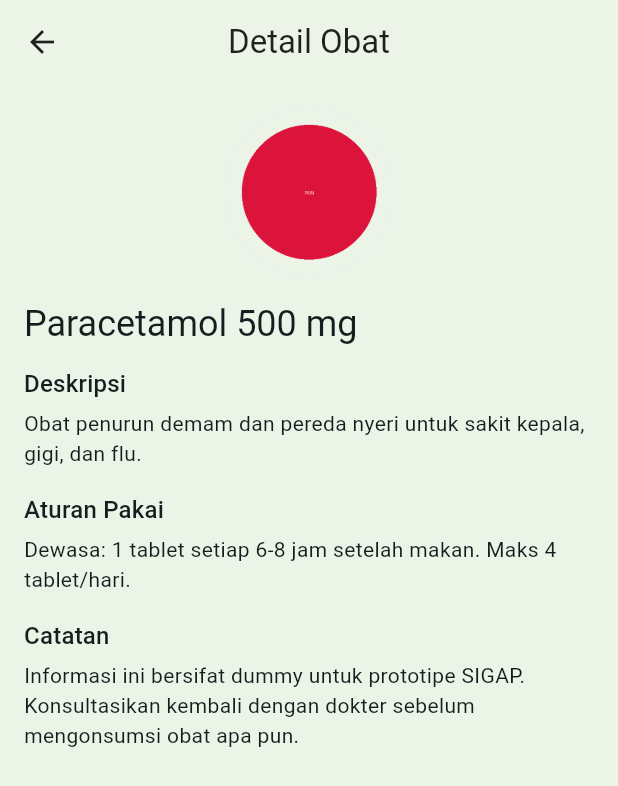
After one commit to RamaAlqdri/sigap-mobile-app, a Flutter app: the SearchScreen screen opened by its route, after a tap on "Cari", after a tap on "Paracetamol 500 mg", on a phone screen of 412 x 824 dp. The commit adds this screen. Shown: the top 786 px of the screen. Run offline on Flutter 3.47's test engine with Material 3 defaults, Android fonts, the phone set to English and light mode, and no system bars; accounts and stored records are empty.

Commit message:
feat: add medicine detail screen and search history

```diff
--- a/lib/app_state.dart
+++ b/lib/app_state.dart
@@ -46,43 +46,66 @@ class AppState extends ChangeNotifier {
         id: 'm1',
         name: 'Paracetamol 500 mg',
         imagePath: 'assets/images/medicine_pain.png',
+        description: 'Obat penurun demam dan pereda nyeri untuk sakit kepala, gigi, dan flu.',
+        usage: 'Dewasa: 1 tablet setiap 6-8 jam setelah makan. Maks 4 tablet/hari.',
       ),
       Medicine(
         id: 'm2',
         name: 'Vitamin C 500 mg',
         imagePath: 'assets/images/medicine_vitamin.png',
+        description: 'Suplemen untuk menjaga daya tahan tubuh dan kesehatan kulit.',
+        usage: '1 tablet setiap pagi setelah sarapan.',
       ),
       Medicine(
         id: 'm3',
         name: 'Ibuprofen 400 mg',
         imagePath: 'assets/images/medicine_pain.png',
+        description: 'Anti inflamasi non steroid untuk nyeri otot, sendi, dan demam.',
+        usage: '1 tablet setiap 8 jam setelah makan. Tidak dianjurkan bagi penderita maag.',
       ),
       Medicine(
         id: 'm4',
         name: 'Amoxicillin 500 mg',
         imagePath: 'assets/images/medicine_general.png',
+        description: 'Antibiotik spektrum luas untuk infeksi bakteri.',
+        usage: '1 kapsul setiap 8 jam. Habiskan sesuai resep dokter.',
       ),
       Medicine(
         id: 'm5',
         name: 'Cetirizine 10 mg',
         imagePath: 'assets/images/medicine_general.png',
+        description: 'Antihistamin untuk meredakan alergi, gatal, dan bersin.',
+        usage: '1 tablet sekali sehari sebelum tidur.',
       ),
       Medicine(
         id: 'm6',
         name: 'Ambroxol 30 mg',
         imagePath: 'assets/images/medicine_general.png',
+        description: 'Mukolitik untuk membantu mengencerkan dahak saat batuk berdahak.',
+        usage: '1 tablet tiga kali sehari setelah makan.',
       ),
       Medicine(
         id: 'm7',
         name: 'Lansoprazole 30 mg',
         imagePath: 'assets/images/medicine_general.png',
+        description: 'Obat penurun asam lambung untuk GERD atau maag.',
+        usage: '1 kapsul sebelum makan pagi selama 14 hari atau sesuai petunjuk dokter.',
       ),
       Medicine(
         id: 'm8',
         name: 'Zinc 20 mg',
         imagePath: 'assets/images/medicine_vitamin.png',
+        description: 'Mineral untuk membantu penyembuhan luka dan meningkatkan imunitas.',
+        usage: '1 tablet setelah makan malam.',
       ),
     ];
+
+    _registeredUser = User(
+      name: 'Pasien SIGAP',
+      email: 'pasien@sigap.app',
+      password: '123456',
+      phone: '+628123456789',
+    );
   }
 
   static final AppState instance = AppState._internal();
@@ -95,7 +118,7 @@ class AppState extends ChangeNotifier {
 
   final List<ConsultationSession> _sessions = [];
   final List<String> _searchHistory = [];
-  final List<String> _clickedMedicines = [];
+  final List<String> _searchedMedicines = [];
   int _searchCount = 0;
 
   User? get currentUser => _currentUser;
@@ -105,7 +128,7 @@ class AppState extends ChangeNotifier {
   List<ConsultationSession> get consultationSessions =>
       List.unmodifiable(_sessions);
   List<String> get searchHistory => List.unmodifiable(_searchHistory);
-  List<String> get clickedMedicines => List.unmodifiable(_clickedMedicines);
+  List<String> get searchedMedicines => List.unmodifiable(_searchedMedicines);
   int get totalSearches => _searchCount;
   String get userAvatarPath => defaultUserAvatarPath;
 
@@ -201,10 +224,16 @@ class AppState extends ChangeNotifier {
     notifyListeners();
   }
 
-  void recordClickedMedicine(Medicine medicine) {
-    _clickedMedicines.insert(0, medicine.name);
-    if (_clickedMedicines.length > 5) {
-      _clickedMedicines.removeLast();
+  void recordMedicineResults(List<Medicine> medicines) {
+    if (medicines.isEmpty) {
+      return;
+    }
+    for (final medicine in medicines.take(3)) {
+      _searchedMedicines.remove(medicine.name);
+      _searchedMedicines.insert(0, medicine.name);
+    }
+    if (_searchedMedicines.length > 5) {
+      _searchedMedicines.removeRange(5, _searchedMedicines.length);
     }
     notifyListeners();
   }
--- a/lib/main.dart
+++ b/lib/main.dart
@@ -2,10 +2,12 @@ import 'package:flutter/material.dart';
 
 import 'app_state.dart';
 import 'models/consultation_session.dart';
+import 'models/medicine.dart';
 import 'screens/consultation_history_screen.dart';
 import 'screens/doctor_list_screen.dart';
 import 'screens/home_screen.dart';
 import 'screens/login_screen.dart';
+import 'screens/medicine_detail_screen.dart';
 import 'screens/prescription_detail_screen.dart';
 import 'screens/profile_screen.dart';
 import 'screens/register_screen.dart';
@@ -100,6 +102,12 @@ class SigapApp extends StatelessWidget {
               builder: (_) => PrescriptionDetailScreen(session: session),
             );
           }
+          if (settings.name == MedicineDetailScreen.routeName) {
+            final medicine = settings.arguments as Medicine;
+            return MaterialPageRoute(
+              builder: (_) => MedicineDetailScreen(medicine: medicine),
+            );
+          }
           return null;
         },
       ),
--- a/lib/models/medicine.dart
+++ b/lib/models/medicine.dart
@@ -3,9 +3,13 @@ class Medicine {
     required this.id,
     required this.name,
     required this.imagePath,
+    required this.description,
+    required this.usage,
   });
 
   final String id;
   final String name;
   final String imagePath;
+  final String description;
+  final String usage;
 }
--- a/lib/screens/login_screen.dart
+++ b/lib/screens/login_screen.dart
@@ -19,12 +19,27 @@ class _LoginScreenState extends State<LoginScreen> {
   final _emailController = TextEditingController();
   final _passwordController = TextEditingController();
   String? _errorMessage;
+  bool _didPrefill = false;
 
   @override
   void dispose() {
     _emailController.dispose();
     _passwordController.dispose();
     super.dispose();
+  }
+
+  @override
+  void didChangeDependencies() {
+    super.didChangeDependencies();
+    if (_didPrefill) {
+      return;
+    }
+    final user = AppStateScope.of(context).registeredUser;
+    if (user != null) {
+      _emailController.text = user.email;
+      _passwordController.text = user.password;
+      _didPrefill = true;
+    }
   }
 
   void _handleLogin() {
--- /dev/null
+++ b/lib/screens/medicine_detail_screen.dart
@@ -0,0 +1,62 @@
+import 'package:flutter/material.dart';
+
+import '../models/medicine.dart';
+
+class MedicineDetailScreen extends StatelessWidget {
+  const MedicineDetailScreen({super.key, required this.medicine});
+
+  static const routeName = '/medicine-detail';
+
+  final Medicine medicine;
+
+  @override
+  Widget build(BuildContext context) {
+    return Scaffold(
+      appBar: AppBar(
+        title: const Text('Detail Obat'),
+      ),
+      body: Padding(
+        padding: const EdgeInsets.all(16),
+        child: Column(
+          crossAxisAlignment: CrossAxisAlignment.start,
+          children: [
+            Center(
+              child: CircleAvatar(
+                radius: 56,
+                backgroundImage: AssetImage(medicine.imagePath),
+              ),
+            ),
+            const SizedBox(height: 16),
+            Text(
+              medicine.name,
+              style: Theme.of(context).textTheme.headlineSmall,
+            ),
+            const SizedBox(height: 12),
+            Text(
+              'Deskripsi',
+              style: Theme.of(context).textTheme.titleMedium,
+            ),
+            const SizedBox(height: 4),
+            Text(medicine.description),
+            const SizedBox(height: 16),
+            Text(
+              'Aturan Pakai',
+              style: Theme.of(context).textTheme.titleMedium,
+            ),
+            const SizedBox(height: 4),
+            Text(medicine.usage),
+            const SizedBox(height: 16),
+            Text(
+              'Catatan',
+              style: Theme.of(context).textTheme.titleMedium,
+            ),
+            const SizedBox(height: 4),
+            const Text(
+              'Informasi ini bersifat dummy untuk prototipe SIGAP. Konsultasikan kembali dengan dokter sebelum mengonsumsi obat apa pun.',
+            ),
+          ],
+        ),
+      ),
+    );
+  }
+}
--- a/lib/screens/search_screen.dart
+++ b/lib/screens/search_screen.dart
@@ -2,6 +2,7 @@ import 'package:flutter/material.dart';
 
 import '../app_state.dart';
 import '../models/medicine.dart';
+import 'medicine_detail_screen.dart';
 
 class SearchScreen extends StatefulWidget {
   const SearchScreen({super.key});
@@ -31,19 +32,14 @@ class _SearchScreenState extends State<SearchScreen> {
 
   void _performSearch(String query) {
     final appState = AppStateScope.of(context);
-    appState.recordSearchKeyword(query);
+    final filtered = appState.filterMedicines(query);
+    appState
+      ..recordSearchKeyword(query)
+      ..recordMedicineResults(filtered);
     setState(() {
       _currentQuery = query;
-      _results = appState.filterMedicines(query);
+      _results = filtered;
     });
-  }
-
-  void _handleMedicineTap(Medicine medicine) {
-    final appState = AppStateScope.of(context);
-    appState.recordClickedMedicine(medicine);
-    ScaffoldMessenger.of(context).showSnackBar(
-      SnackBar(content: Text('${medicine.name} ditambahkan ke riwayat klik.')),
-    );
   }
 
   @override
@@ -84,7 +80,7 @@ class _SearchScreenState extends State<SearchScreen> {
             ),
             const SizedBox(height: 8),
             Text(
-              'Obat yang diklik: ${appState.clickedMedicines.isEmpty ? '-' : appState.clickedMedicines.join(', ')}',
+              'Riwayat obat yang dicari: ${appState.searchedMedicines.isEmpty ? '-' : appState.searchedMedicines.join(', ')}',
             ),
             const SizedBox(height: 16),
             if (_currentQuery.isNotEmpty)
@@ -104,7 +100,13 @@ class _SearchScreenState extends State<SearchScreen> {
                             backgroundImage: AssetImage(medicine.imagePath),
                           ),
                           title: Text(medicine.name),
-                          onTap: () => _handleMedicineTap(medicine),
+                          onTap: () {
+                            Navigator.pushNamed(
+                              context,
+                              MedicineDetailScreen.routeName,
+                              arguments: medicine,
+                            );
+                          },
                           trailing: const Icon(Icons.arrow_forward_ios, size: 16),
                         );
                       },
```
Also changed, not shown: assets/images/doctor1.jpg (added), assets/images/doctor2.jpg (added), assets/images/doctor3.jpg (added).
